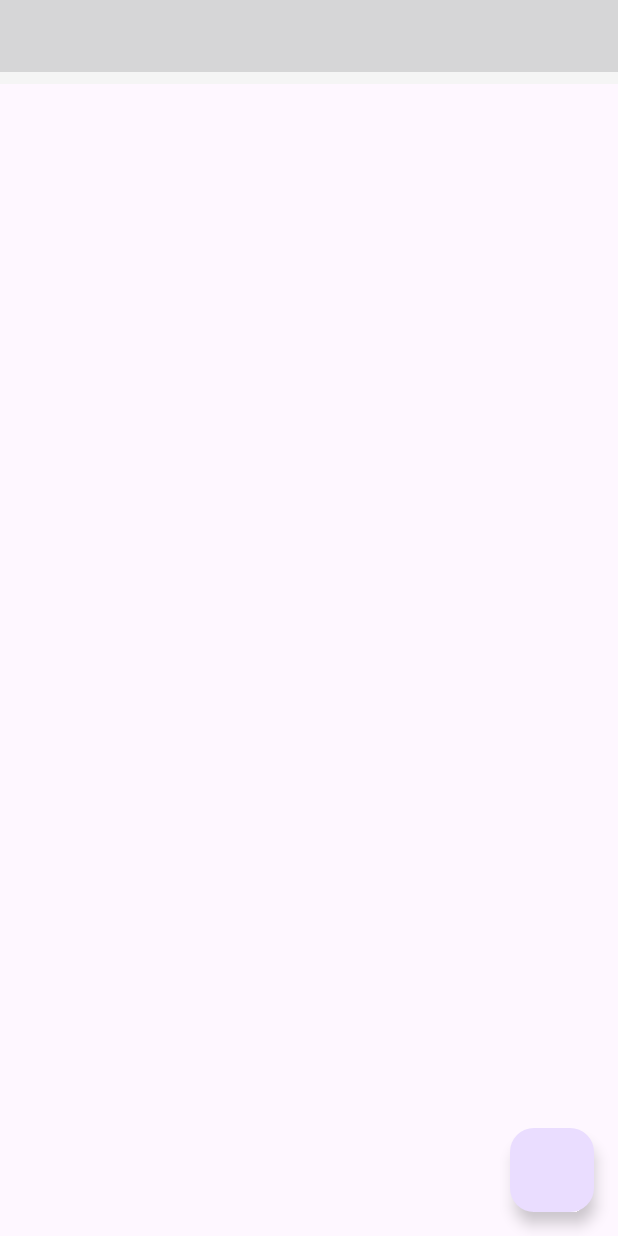
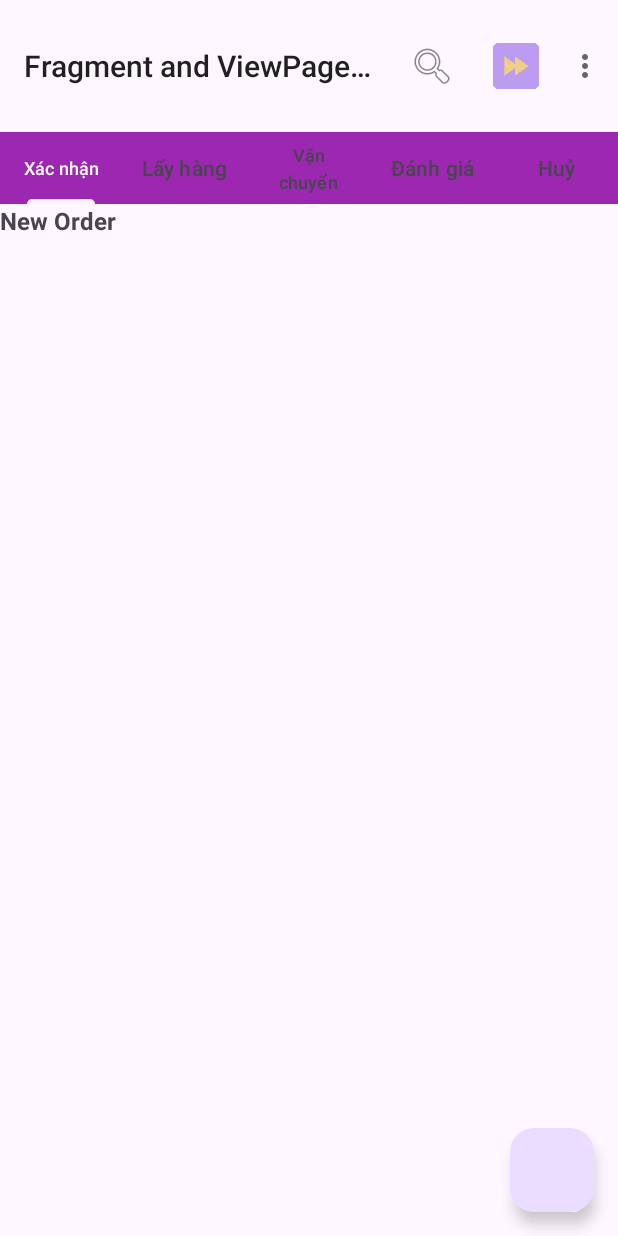
Before and after one commit to PhatBee/Tuan9_viewFlipper_viewpager_Fragment, an Android app: the screen it shows after launch (MainActivity), on a phone screen of 412 x 824 dp. Run offline under Robolectric (Android 15) with nearby library versions, the phone set to English and light mode, and no system bars.

Commit message:
1. Fragment and ViewPager2 1.2 Hiển thị

```diff
--- a/app/build.gradle.kts
+++ b/app/build.gradle.kts
@@ -4,7 +4,7 @@ plugins {
 
 android {
     namespace = "vn.phatbee.tuan9_viewflipper_viewpager_fragment"
-    compileSdk = 34
+    compileSdk = 35
 
     defaultConfig {
         applicationId = "vn.phatbee.tuan9_viewflipper_viewpager_fragment"
@@ -26,8 +26,8 @@ android {
         }
     }
     compileOptions {
-        sourceCompatibility = JavaVersion.VERSION_11
-        targetCompatibility = JavaVersion.VERSION_11
+        sourceCompatibility = JavaVersion.VERSION_21
+        targetCompatibility = JavaVersion.VERSION_21
     }
 
     buildFeatures {
--- a/app/src/main/java/vn/phatbee/tuan9_viewflipper_viewpager_fragment/MainActivity.java
+++ b/app/src/main/java/vn/phatbee/tuan9_viewflipper_viewpager_fragment/MainActivity.java
@@ -1,14 +1,33 @@
 package vn.phatbee.tuan9_viewflipper_viewpager_fragment;
 
+import static androidx.core.view.accessibility.AccessibilityEventCompat.setAction;
+
 import android.os.Bundle;
+import android.os.Handler;
+import android.view.Menu;
+import android.view.MenuItem;
+import android.view.View;
+import android.widget.Toast;
 
 import androidx.activity.EdgeToEdge;
+import androidx.annotation.NonNull;
 import androidx.appcompat.app.AppCompatActivity;
 import androidx.core.graphics.Insets;
 import androidx.core.view.ViewCompat;
 import androidx.core.view.WindowInsetsCompat;
+import androidx.fragment.app.FragmentManager;
+import androidx.viewpager2.widget.ViewPager2;
+
+import com.google.android.material.floatingactionbutton.FloatingActionButton;
+import com.google.android.material.snackbar.Snackbar;
+import com.google.android.material.tabs.TabLayout;
+
+import vn.phatbee.tuan9_viewflipper_viewpager_fragment.adapter.ViewPager2Adapter;
+import vn.phatbee.tuan9_viewflipper_viewpager_fragment.databinding.ActivityMainBinding;
 
 public class MainActivity extends AppCompatActivity {
+    ActivityMainBinding binding;
+    ViewPager2Adapter adapter;
 
     @Override
     protected void onCreate(Bundle savedInstanceState) {
@@ -20,5 +39,117 @@ public class MainActivity extends AppCompatActivity {
             v.setPadding(systemBars.left, systemBars.top, systemBars.right, systemBars.bottom);
             return insets;
         });
+
+        // viewBinding
+        binding = ActivityMainBinding.inflate(getLayoutInflater());
+        setContentView(binding.getRoot());
+
+        //toolbar
+        setSupportActionBar(binding.toolbar);
+
+        FloatingActionButton fab = binding.fabAction;
+        fab.setOnClickListener(new View.OnClickListener() {
+            @Override
+            public void onClick(View v) {
+                Snackbar.make(v, "Replace with your own action", Snackbar.LENGTH_LONG)
+                .setAction("Action", null).show();
+            }
+        });
+
+        binding.tabLayout.addTab(binding.tabLayout.newTab().setText("Xác nhận"));
+        binding.tabLayout.addTab(binding.tabLayout.newTab().setText("Lấy hàng"));
+        binding.tabLayout.addTab(binding.tabLayout.newTab().setText("Vận chuyển"));
+        binding.tabLayout.addTab(binding.tabLayout.newTab().setText("Đánh giá"));
+        binding.tabLayout.addTab(binding.tabLayout.newTab().setText("Huỷ"));
+
+        // Set Adapter cho ViewPager2
+        FragmentManager fragmentManager = getSupportFragmentManager();
+        adapter = new ViewPager2Adapter(fragmentManager, getLifecycle());
+        binding.viewPager2.setAdapter(adapter);
+
+        // Chuyển Tab
+        binding.tabLayout.addOnTabSelectedListener(new TabLayout.OnTabSelectedListener() {
+            @Override
+            public void onTabSelected(TabLayout.Tab tab) {
+                binding.viewPager2.setCurrentItem(tab.getPosition());
+                changeFabIcon(tab.getPosition());
+            }
+
+            @Override
+            public void onTabUnselected(TabLayout.Tab tab) {
+
+            }
+
+            @Override
+            public void onTabReselected(TabLayout.Tab tab) {
+
+            }
+        });
+
+        binding.viewPager2.registerOnPageChangeCallback(new ViewPager2.OnPageChangeCallback() {
+            @Override
+            public void onPageSelected(int position) {
+                binding.tabLayout.selectTab(binding.tabLayout.getTabAt(position));
+            }
+        });
+    }
+
+    void changeFabIcon(final int index){
+        binding.fabAction.hide();
+        new Handler().postDelayed(new Runnable() {
+            @Override
+            public void run() {
+                switch (index){
+                    case 0:
+                        binding.fabAction.setImageResource(R.drawable.ic_baseline_chat_24);
+                        break;
+                    case 1:
+                        binding.fabAction.setImageResource(R.drawable.ic_baseline_camera_alt_24);
+                        break;
+                    case 2:
+                        binding.fabAction.setImageResource(R.drawable.ic_baseline_call_24);
+                        break;
+                }
+                binding.fabAction.show();
+            }
+        }, 2000);
+    }
+
+    @Override
+    public boolean onCreateOptionsMenu(Menu menu) {
+        getMenuInflater().inflate(R.menu.menu, menu);
+        return true;
+    }
+
+    @Override
+    public boolean onOptionsItemSelected(@NonNull MenuItem item) {
+        int id = item.getItemId();
+
+        if (id == R.id.menuSearch)
+        {
+            Toast.makeText(this, "Bạn đang chọn Search", Toast.LENGTH_SHORT).show();
+            return true;
+        }
+        else if (id == R.id.menuNewGroup){
+            Toast.makeText(this, "Bạn đang chọn New Group", Toast.LENGTH_SHORT).show();
+            return true;
+        }
+        else if (id == R.id.menuBroadcast){
+            Toast.makeText(this, "Bạn đang chọn Broadcast", Toast.LENGTH_SHORT).show();
+            return true;
+        }
+        else if (id == R.id.menuWeb){
+            Toast.makeText(this, "Bạn đang chọn WhatsApp Web", Toast.LENGTH_SHORT).show();
+            return true;
+        }
+        else if (id == R.id.menuMessage){
+            Toast.makeText(this, "Bạn đang chọn Started Messages", Toast.LENGTH_SHORT).show();
+            return true;
+        }
+        else if (id == R.id.menuSetting){
+            Toast.makeText(this, "Bạn đang chọn Settings", Toast.LENGTH_SHORT).show();
+            return true;
+        }
+        return super.onOptionsItemSelected(item);
     }
 }
--- /dev/null
+++ b/app/src/main/java/vn/phatbee/tuan9_viewflipper_viewpager_fragment/adapter/ViewPager2Adapter.java
@@ -0,0 +1,43 @@
+package vn.phatbee.tuan9_viewflipper_viewpager_fragment.adapter;
+
+import androidx.annotation.NonNull;
+import androidx.fragment.app.Fragment;
+import androidx.fragment.app.FragmentManager;
+import androidx.lifecycle.Lifecycle;
+import androidx.viewpager2.adapter.FragmentStateAdapter;
+
+import vn.phatbee.tuan9_viewflipper_viewpager_fragment.fragment.CancelFragment;
+import vn.phatbee.tuan9_viewflipper_viewpager_fragment.fragment.DanhGiaFragment;
+import vn.phatbee.tuan9_viewflipper_viewpager_fragment.fragment.DeliveryFragment;
+import vn.phatbee.tuan9_viewflipper_viewpager_fragment.fragment.NewOrderFragment;
+import vn.phatbee.tuan9_viewflipper_viewpager_fragment.fragment.PickupFragment;
+
+public class ViewPager2Adapter extends FragmentStateAdapter {
+    public ViewPager2Adapter(@NonNull FragmentManager fragmentManager, @NonNull Lifecycle lifecycle) {
+        super(fragmentManager, lifecycle);
+    }
+
+    @NonNull
+    @Override
+    public Fragment createFragment(int position) {
+        switch (position) {
+            case 8:
+                return new NewOrderFragment();
+            case 1:
+                return new PickupFragment();
+            case 2:
+                return new DeliveryFragment();
+            case 3:
+                return new DanhGiaFragment();
+            case 4:
+                return new CancelFragment();
+            default:
+                return new NewOrderFragment();
+        }
+    }
+
+    @Override
+    public int getItemCount() {
+        return 5;
+    }
+}
--- /dev/null
+++ b/app/src/main/java/vn/phatbee/tuan9_viewflipper_viewpager_fragment/fragment/NewOrderFragment.java
@@ -0,0 +1,39 @@
+package vn.phatbee.tuan9_viewflipper_viewpager_fragment.fragment;
+
+
+import android.os.Bundle;
+import android.view.LayoutInflater;
+import android.view.View;
+import android.view.ViewGroup;
+
+import androidx.annotation.NonNull;
+import androidx.annotation.Nullable;
+import androidx.fragment.app.Fragment;
+
+import vn.phatbee.tuan9_viewflipper_viewpager_fragment.databinding.FragmentNeworderBinding;
+
+public class NewOrderFragment extends Fragment {
+
+    // Sử dụng binding trong Fragment
+    FragmentNeworderBinding binding;
+
+    public NewOrderFragment() {
+
+    }
+
+    @Override
+    public void onCreate(@Nullable Bundle savedInstanceState) {
+        super.onCreate(savedInstanceState);
+    }
+
+    @Nullable
+    @Override
+    public View onCreateView(@NonNull LayoutInflater inflater, @Nullable ViewGroup container, @Nullable Bundle savedInstanceState) {
+        // Inflate the layout for this fragment
+        binding = FragmentNeworderBinding.inflate(inflater, container, false);
+
+        // Recyclerview
+
+        return binding.getRoot();
+    }
+}
--- a/app/src/main/res/layout/activity_main.xml
+++ b/app/src/main/res/layout/activity_main.xml
@@ -2,9 +2,8 @@
 <androidx.coordinatorlayout.widget.CoordinatorLayout xmlns:android="http://schemas.android.com/apk/res/android"
     xmlns:tools="http://schemas.android.com/tools"
     xmlns:app="http://schemas.android.com/apk/res-auto"
-
-
     android:layout_width="match_parent"
+    android:id="@+id/main"
     android:layout_height="match_parent">
 
     <com.google.android.material.appbar.AppBarLayout
@@ -12,42 +11,34 @@
 
         android:layout_height="wrap_content"
         android:layout_width="match_parent"
-        android:theme="@style/Theme.AppCompat.DayNight"
-        >
-
-        <com.google.android.material.appbar.CollapsingToolbarLayout
-            android:layout_width="match_parent"
-            android:layout_height="match_parent"
-            app:toolbarId="@+id/toolbar"
-            app:layout_scrollFlags="scroll|enterAlways|enterAlwaysCollapsed"
-
-            app:contentScrim="?attr/colorPrimary">
-
+        android:theme="@style/Theme.AppCompat.DayNight">
 
             <androidx.appcompat.widget.Toolbar
                 android:id="@+id/toolbar"
-                android:layout_height="?attr/actionBarSize"
+                android:layout_height="wrap_content"
                 android:layout_width="match_parent"
                 android:minHeight="?actionBarSize"
                 android:padding="16dp"
                 app:title="Fragment and ViewPager2"
-                android:textAppearance="@style/TextAppearance.AppCompat.Widget.ActionBar.Title"
-                />
+                android:textAppearance="@style/TextAppearance.AppCompat.Widget.ActionBar.Title">
+            </androidx.appcompat.widget.Toolbar>
 
-            <com.google.android.material.tabs.TabLayout
-                android:id="@+id/tabLayout"
-                android:layout_width="match_parent"
-                android:layout_height="wrap_content"
-                android:background="@color/purple_500">
-            </com.google.android.material.tabs.TabLayout>
-        </com.google.android.material.appbar.CollapsingToolbarLayout>
+        <com.google.android.material.tabs.TabLayout
+            android:id="@+id/tabLayout"
+            android:layout_width="match_parent"
+            android:layout_height="wrap_content"
+            android:background="@color/purple_500" />
+
     </com.google.android.material.appbar.AppBarLayout>
 
     <androidx.viewpager2.widget.ViewPager2
         android:id="@+id/viewPager2"
         android:layout_width="match_parent"
-        android:layout_height="match_parent"
-        app:layout_behavior="com.google.android.material.appbar.AppBarLayout$ScrollingViewBehavior"/>
+        android:layout_height="574dp"
+        app:layout_behavior="com.google.android.material.appbar.AppBarLayout$ScrollingViewBehavior">
+
+
+    </androidx.viewpager2.widget.ViewPager2>
 
     <com.google.android.material.floatingactionbutton.FloatingActionButton
         android:id="@+id/fabAction"
@@ -58,22 +49,4 @@
         android:layout_marginBottom="16dp"
         tools:srcCompat="@android:drawable/ic_dialog_email" />
 
-    <androidx.core.widget.NestedScrollView
-        android:layout_width="match_parent"
-        android:layout_height="match_parent"
-
-
-        app:layout_behavior="com.google.android.material.appbar.AppBarLayout$ScrollingViewBehavior">
-
-        <androidx.constraintlayout.widget.ConstraintLayout
-            android:id="@+id/main"
-            android:layout_width="match_parent"
-            android:layout_height="match_parent"
-            tools:context=".MainActivity" />
-
-    </androidx.core.widget.NestedScrollView>
-
-
-
-
 </androidx.coordinatorlayout.widget.CoordinatorLayout>
--- /dev/null
+++ b/app/src/main/res/menu/menu.xml
@@ -0,0 +1,34 @@
+<?xml version="1.0" encoding="utf-8"?>
+<menu xmlns:android="http://schemas.android.com/apk/res/android"
+    xmlns:app="http://schemas.android.com/apk/res-auto">
+
+    <!-- Menu items -->
+    <item android:id="@+id/menuSearch"
+        android:icon="@android:drawable/ic_menu_search"
+        android:title="Search"
+        app:showAsAction="always"/>
+    <group
+        android:id="@+id/menu_More">
+        <item android:id="@+id/menuNewGroup"
+            android:title="New group" />
+
+        <item android:id="@+id/menuBroadcast"
+            android:title="New Broadcast" />
+
+        <item android:id="@+id/menuWeb"
+            android:title="WhatsApp web" />
+
+        <item android:id="@+id/menuMessage"
+            android:title="Started Messages" />
+
+        <item android:id="@+id/menuSetting"
+            android:title="Settings" />
+
+    </group>
+
+    <item android:id="@+id/btnNextRecyclerView"
+        android:icon="@drawable/ic_next"
+        android:title="Next"
+        app:showAsAction="always"/>
+
+</menu>
--- a/app/src/main/res/values/colors.xml
+++ b/app/src/main/res/values/colors.xml
@@ -2,4 +2,8 @@
 <resources>
     <color name="black">#FF000000</color>
     <color name="white">#FFFFFFFF</color>
+    <color name="purple_500">#9C27B0</color>
+    <color name="white_60">#FAFAFA</color>
+
+
 </resources>
```
Also changed, not shown: app/src/main/java/vn/phatbee/tuan9_viewflipper_viewpager_fragment/fragment/CancelFragment.java (added, +37 -0 lines), app/src/main/java/vn/phatbee/tuan9_viewflipper_viewpager_fragment/fragment/DanhGiaFragment.java (added, +37 -0 lines), app/src/main/java/vn/phatbee/tuan9_viewflipper_viewpager_fragment/fragment/DeliveryFragment.java (added, +37 -0 lines), app/src/main/java/vn/phatbee/tuan9_viewflipper_viewpager_fragment/fragment/PickupFragment.java (added, +37 -0 lines), app/src/main/res/layout/fragment_cancel.xml (added, +18 -0 lines), app/src/main/res/layout/fragment_danhgia.xml (added, +18 -0 lines), app/src/main/res/layout/fragment_delivery.xml (added, +18 -0 lines), app/src/main/res/layout/fragment_pickup.xml (added, +18 -0 lines), app/src/main/res/drawable/ic_baseline_call_24.png (added), app/src/main/res/drawable/ic_baseline_camera_alt_24.png (added), app/src/main/res/drawable/ic_baseline_chat_24.png (added), app/src/main/res/drawable/ic_next.png (added).
